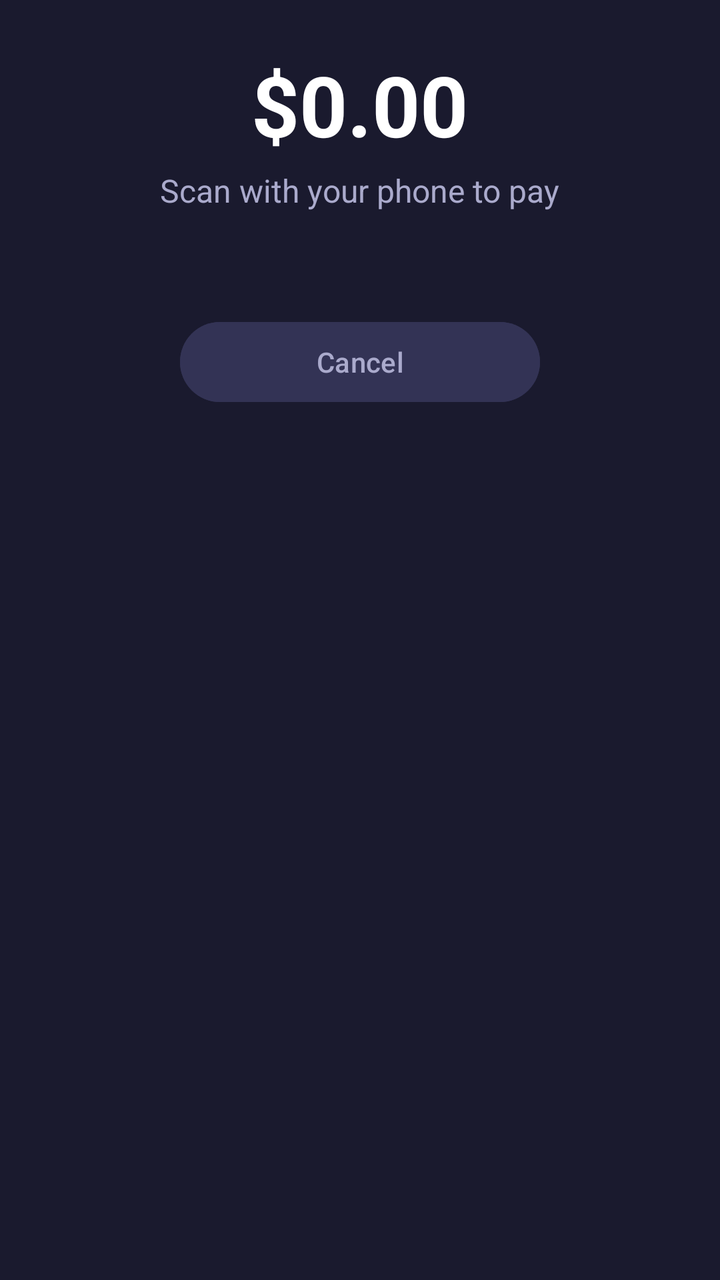
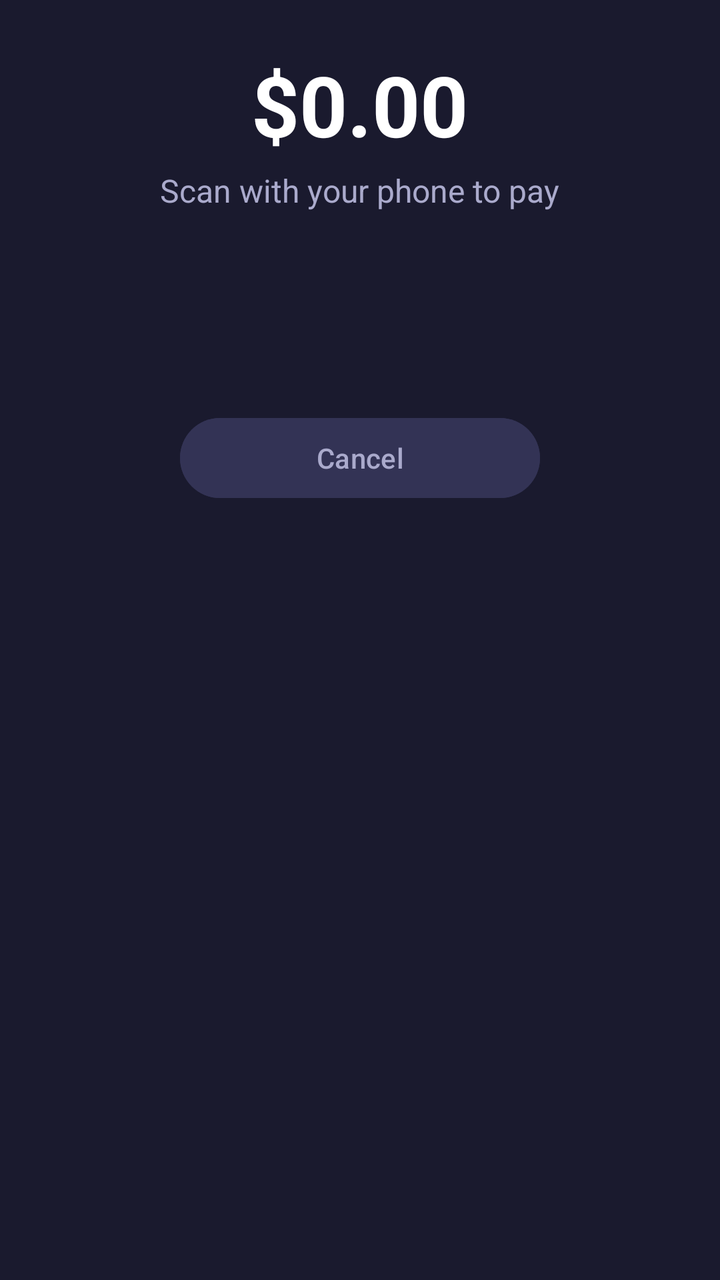

Screens rendered from an Android XML layout before and after an edit, with the pre-edit source and the edit as a unified diff.
<!-- AndroidManifest.xml: application theme Theme.BTCpayServerCloverPlugin -->
<!-- res/layout/activity_tender_customer.xml -->
<?xml version="1.0" encoding="utf-8"?>
<LinearLayout xmlns:android="http://schemas.android.com/apk/res/android"
    android:layout_width="match_parent"
    android:layout_height="match_parent"
    android:orientation="vertical"
    android:gravity="center_horizontal"
    android:background="#1A1A2E">

    <TextView
        android:id="@+id/text_amount"
        android:layout_width="wrap_content"
        android:layout_height="wrap_content"
        android:text="$0.00"
        android:textSize="42sp"
        android:textStyle="bold"
        android:textColor="#FFFFFF"
        android:layout_marginTop="24dp"
        android:layout_marginBottom="4dp" />

    <TextView
        android:id="@+id/text_subtitle"
        android:layout_width="wrap_content"
        android:layout_height="wrap_content"
        android:text="Scan with your phone to pay"
        android:textSize="16sp"
        android:textColor="#AAAACC"
        android:gravity="center"
        android:layout_marginBottom="8dp" />

    <TextView
        android:id="@+id/text_status"
        android:layout_width="wrap_content"
        android:layout_height="wrap_content"
        android:text=""
        android:textSize="14sp"
        android:textColor="#AAAACC"
        android:gravity="center"
        android:layout_marginBottom="16dp" />

    <ImageView
        android:id="@+id/image_qr"
        android:layout_width="320dp"
        android:layout_height="320dp"
        android:visibility="gone"
        android:background="#FFFFFF"
        android:padding="10dp"
        android:layout_marginBottom="16dp"
        android:contentDescription="Scan to pay" />

    <Button
        android:id="@+id/btn_cancel"
        android:layout_width="180dp"
        android:layout_height="wrap_content"
        android:text="Cancel"
        android:backgroundTint="#333355"
        android:textColor="#AAAACC"
        android:textSize="14sp"
        android:layout_marginTop="8dp" />

</LinearLayout>
<!-- resources referenced by this layout -->
<resources>
  <style name="Theme.BTCpayServerCloverPlugin" parent="Base.Theme.BTCpayServerCloverPlugin" />
  <style name="Base.Theme.BTCpayServerCloverPlugin" parent="Theme.Material3.DayNight.NoActionBar">
          
          
      </style>
</resources>

<!-- the commit's change to res/layout/activity_tender_customer.xml (unified diff, before → after) -->
@@ -37,6 +37,24 @@
         android:gravity="center"
         android:layout_marginBottom="16dp" />
 
+    <TextView
+        android:id="@+id/text_subtotal"
+        android:layout_width="wrap_content"
+        android:layout_height="wrap_content"
+        android:textSize="14sp"
+        android:textColor="#AAAACC"
+        android:layout_gravity="center_horizontal"
+        android:layout_marginBottom="2dp" />
+
+    <TextView
+        android:id="@+id/text_tip"
+        android:layout_width="wrap_content"
+        android:layout_height="wrap_content"
+        android:textSize="14sp"
+        android:textColor="#AAAACC"
+        android:layout_gravity="center_horizontal"
+        android:layout_marginBottom="8dp" />
+
     <ImageView
         android:id="@+id/image_qr"
         android:layout_width="320dp"
